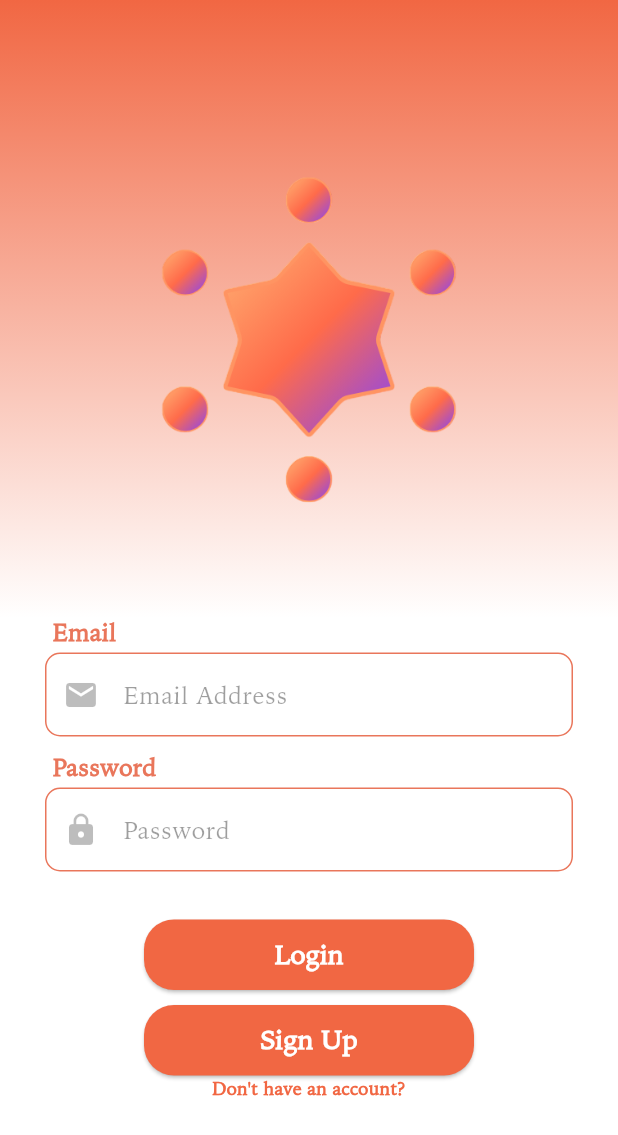
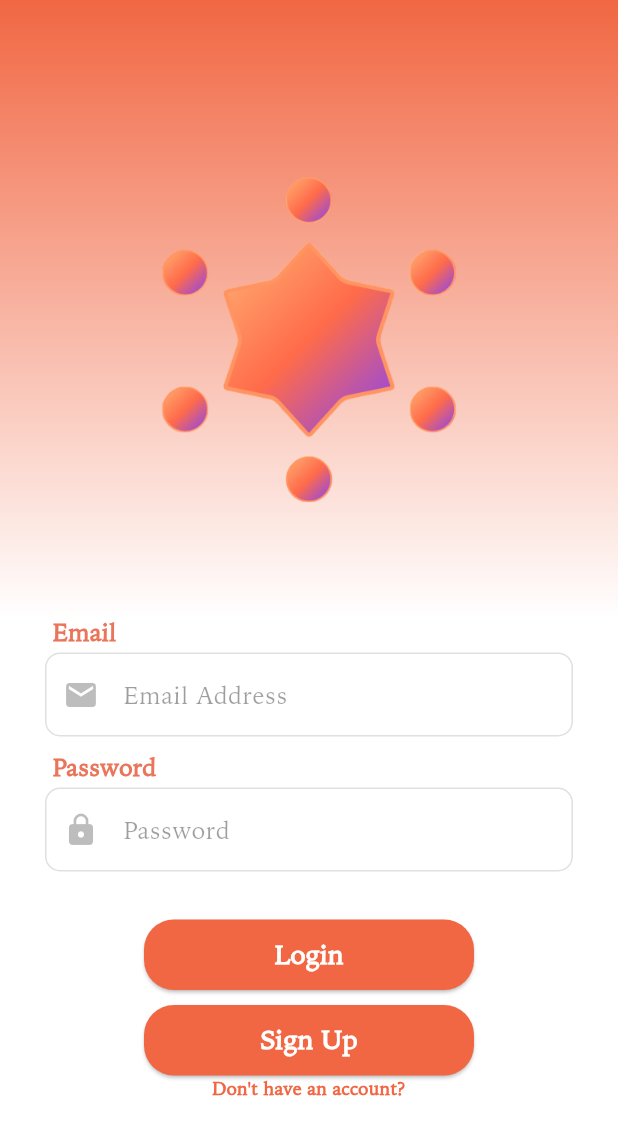
Before and after one commit to SparkUp-App/SparkUp-Android, a Flutter app: the screen it shows after launch, on a phone screen of 412 x 824 dp. Shown: the top 1135 px of the screen. Run offline on Flutter 3.47's test engine with Material 3 defaults, Android fonts, the phone set to English and light mode, and no system bars; missing offline and left inert: toasty_box.

Commit message:
!adjust ui design , make the border is black12 when not focus

```diff
--- a/lib/common_widget/profile_DatePicker.dart
+++ b/lib/common_widget/profile_DatePicker.dart
@@ -47,7 +47,7 @@ class _ProfileDatePickerState extends State<profieldDatepicker> {
             ),
             Container(
               padding: const EdgeInsets.symmetric(vertical: 2.0),
-              width: MediaQuery.of(context).size.width * 0.80,
+              width: MediaQuery.of(context).size.width * 0.75,
               child: InkWell(
                 onTap: () async {
                   DateTime? selectedDate = await showDatePicker(
@@ -70,7 +70,7 @@ class _ProfileDatePickerState extends State<profieldDatepicker> {
                       filled: true,
                       fillColor: Colors.white,
                       enabledBorder: OutlineInputBorder(
-                        borderSide: const BorderSide(color: Color(0xFFE9765B)),
+                        borderSide: BorderSide(color: Colors.black12),
                         borderRadius: BorderRadius.circular(10.0),
                       ),
                       focusedBorder: OutlineInputBorder(
@@ -78,7 +78,7 @@ class _ProfileDatePickerState extends State<profieldDatepicker> {
                         borderRadius: BorderRadius.circular(10.0),
                       ),
                       border: OutlineInputBorder(
-                        borderSide: const BorderSide(color: Color(0xFFE9765B)),
+                        borderSide: BorderSide(color: Colors.black12),
                         borderRadius: BorderRadius.circular(10.0),
                       ),
                       prefixIcon: Icon(widget.datepickerIcon),
--- a/lib/common_widget/profile_DropDown.dart
+++ b/lib/common_widget/profile_DropDown.dart
@@ -41,7 +41,7 @@ class _ProfileDropdownState extends State<profileDropdown> {
             ),
             Container(
               padding: const EdgeInsets.symmetric(vertical: 2.0),
-              width: MediaQuery.of(context).size.width * 0.80,
+              width: MediaQuery.of(context).size.width * 0.75,
               child: DropdownButtonFormField<String>(
                 value: widget.value,
                 isExpanded: true,
@@ -49,7 +49,7 @@ class _ProfileDropdownState extends State<profileDropdown> {
                   filled: true,
                   fillColor: Colors.white,
                   enabledBorder: OutlineInputBorder(
-                    borderSide: const BorderSide(color: Color(0xFFE9765B)),
+                    borderSide: BorderSide(color: Colors.black12),
                     borderRadius: BorderRadius.circular(10.0),
                   ),
                   focusedBorder: OutlineInputBorder(
@@ -57,7 +57,7 @@ class _ProfileDropdownState extends State<profileDropdown> {
                     borderRadius: BorderRadius.circular(10.0),
                   ),
                   border: OutlineInputBorder(
-                    borderSide: const BorderSide(color: Color(0xFFE9765B)),
+                    borderSide: BorderSide(color: Colors.black12),
                     borderRadius: BorderRadius.circular(10.0),
                   ),
                   contentPadding: const EdgeInsets.symmetric(horizontal: 10, vertical: 5),
--- a/lib/common_widget/profile_Textfield.dart
+++ b/lib/common_widget/profile_Textfield.dart
@@ -51,7 +51,7 @@ class _profile_TextfieldState extends State<profileTextfield> {
             ),
             Container(
               padding: const EdgeInsets.symmetric(vertical: 2.0),
-              width: MediaQuery.of(context).size.width * 0.80,
+              width: MediaQuery.of(context).size.width * 0.75,
               child: TextField(
                 maxLines: widget.maxLine,
                 controller:  textController,
@@ -59,7 +59,7 @@ class _profile_TextfieldState extends State<profileTextfield> {
                   filled: true,
                   fillColor: Colors.white,
                   enabledBorder: OutlineInputBorder(
-                    borderSide: const BorderSide(color: Color(0xFFE9765B)),
+                    borderSide: BorderSide(color: Colors.black12),
                     borderRadius: BorderRadius.circular(10.0),
                   ),
                   focusedBorder: OutlineInputBorder(
@@ -67,7 +67,7 @@ class _profile_TextfieldState extends State<profileTextfield> {
                     borderRadius: BorderRadius.circular(10.0),
                   ),
                   border: OutlineInputBorder(
-                    borderSide: const BorderSide(color: Color(0xFFE9765B)),
+                    borderSide: BorderSide(color: Colors.black12),
                     borderRadius: BorderRadius.circular(10.0),
                   ),
                   prefixIcon: Icon(widget.textFieldIcon),
--- a/lib/screen/login_page.dart
+++ b/lib/screen/login_page.dart
@@ -46,7 +46,7 @@ class _LoginPageState extends State<LoginPage> {
                 filled: true,
                 fillColor: Colors.white,
                 enabledBorder: OutlineInputBorder(
-                  borderSide: const BorderSide(color: Color(0xFFE9765B)),
+                  borderSide: BorderSide(color: Colors.black12),
                   borderRadius: BorderRadius.circular(10.0),
                 ),
                 focusedBorder: OutlineInputBorder(
@@ -54,7 +54,7 @@ class _LoginPageState extends State<LoginPage> {
                   borderRadius: BorderRadius.circular(10.0),
                 ),
                 border: OutlineInputBorder(
-                  borderSide: const BorderSide(color: Color(0xFFE9765B)),
+                  borderSide: BorderSide(color: Colors.black12),
                   borderRadius: BorderRadius.circular(10.0),
                 ),
                 prefixIcon: Icon(textFieldIcon),
```
